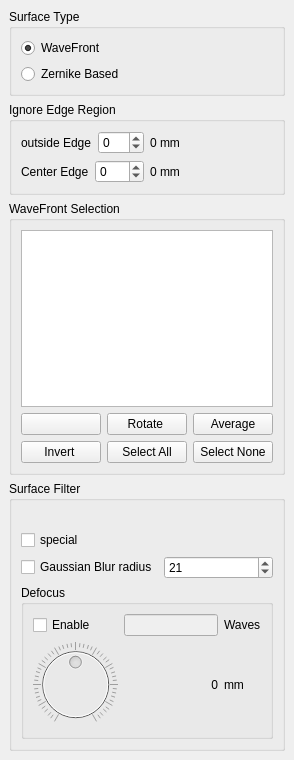
The window that surfaceanalysistools.ui (githubdoe/DFTFringe) describes before a commit, drawn with Qt 5.
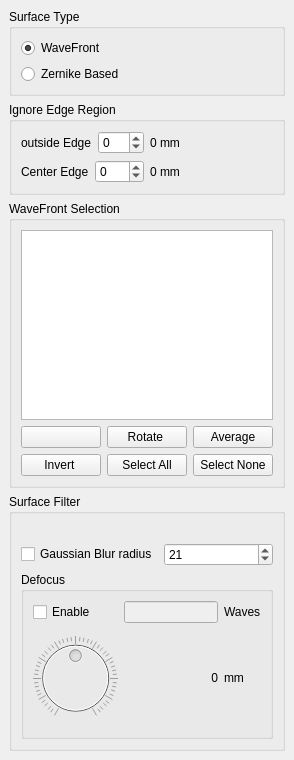
The same window after the commit. Icons and pictures are not drawn.

```diff
--- a/surfaceanalysistools.ui
+++ b/surfaceanalysistools.ui
@@ -226,13 +226,6 @@
          </property>
         </widget>
        </item>
-       <item>
-        <widget class="QCheckBox" name="checkBox_2">
-         <property name="text">
-          <string>special</string>
-         </property>
-        </widget>
-       </item>
        <item>
         <layout class="QHBoxLayout" name="horizontalLayout_3">
          <item>
```
